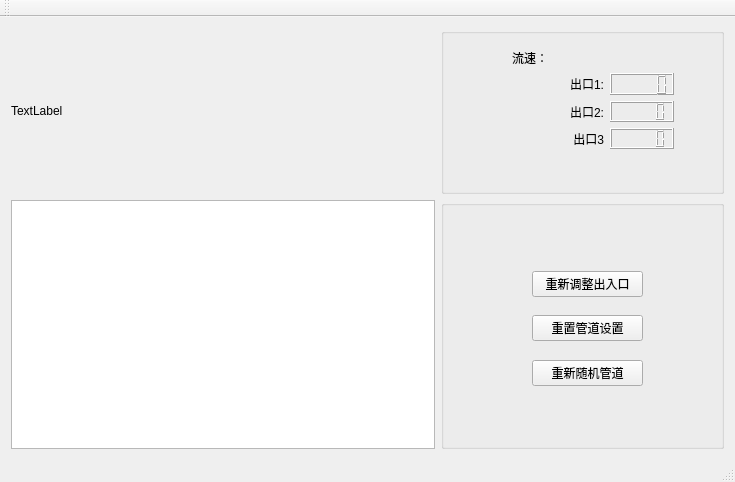
Before: the Qt Designer form mainwindow.ui in renzibei/Flow_Simulate, drawn with Qt 5.
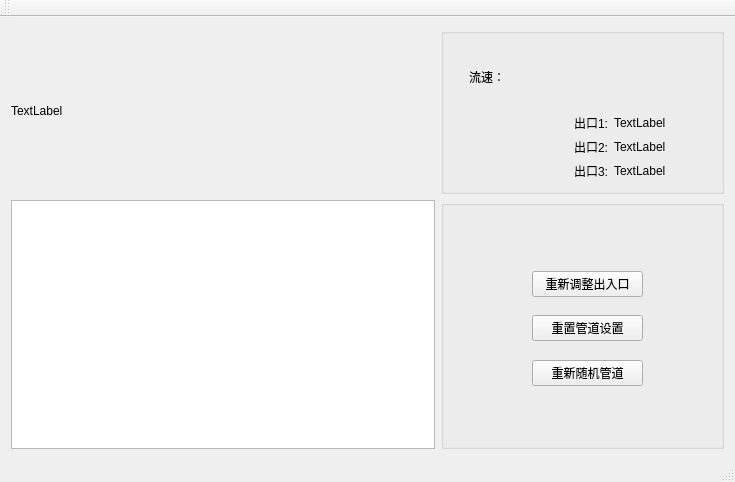
After: the same form once the commit is applied.

What changed in the file:
```diff
--- a/mainwindow.ui
+++ b/mainwindow.ui
@@ -98,21 +98,11 @@
         <property name="title">
          <string/>
         </property>
-        <widget class="QWidget" name="layoutWidget">
-         <property name="geometry">
-          <rect>
-           <x>60</x>
-           <y>10</y>
-           <width>184</width>
-           <height>122</height>
-          </rect>
-         </property>
-         <layout class="QGridLayout" name="gridLayout_2">
+        <layout class="QGridLayout" name="gridLayout_3" columnstretch="0">
+         <item row="0" column="0">
+          <layout class="QGridLayout" name="gridLayout_2" columnstretch="1,4">
           <item row="1" column="1">
            <layout class="QGridLayout" name="numGridLayout">
-            <item row="1" column="1">
-             <widget class="QLCDNumber" name="lcdNum2"/>
-            </item>
             <item row="0" column="0">
              <widget class="QLabel" name="outLabel1">
               <property name="text">
@@ -123,9 +113,6 @@
               </property>
              </widget>
             </item>
-            <item row="0" column="1">
-             <widget class="QLCDNumber" name="lcdNum1"/>
-            </item>
             <item row="1" column="0">
              <widget class="QLabel" name="outLabel2">
               <property name="text">
@@ -139,15 +126,33 @@
             <item row="2" column="0">
              <widget class="QLabel" name="outLabel3">
               <property name="text">
-               <string>出口3</string>
+                <string>出口3:</string>
               </property>
               <property name="alignment">
                <set>Qt::AlignRight|Qt::AlignTrailing|Qt::AlignVCenter</set>
               </property>
              </widget>
             </item>
+             <item row="0" column="1">
+              <widget class="QLabel" name="lcdNum1">
+               <property name="text">
+                <string>TextLabel</string>
+               </property>
+              </widget>
+             </item>
+             <item row="1" column="1">
+              <widget class="QLabel" name="lcdNum2">
+               <property name="text">
+                <string>TextLabel</string>
+               </property>
+              </widget>
+             </item>
             <item row="2" column="1">
-             <widget class="QLCDNumber" name="lcdNum3"/>
+              <widget class="QLabel" name="lcdNum3">
+               <property name="text">
+                <string>TextLabel</string>
+               </property>
+              </widget>
             </item>
            </layout>
           </item>
@@ -156,10 +161,14 @@
             <property name="text">
              <string>流速：</string>
             </property>
+             <property name="alignment">
+              <set>Qt::AlignRight|Qt::AlignTrailing|Qt::AlignVCenter</set>
+             </property>
            </widget>
           </item>
          </layout>
-        </widget>
+         </item>
+        </layout>
        </widget>
       </item>
      </layout>
```
Lines whose indentation alone changed are shown as unchanged.
